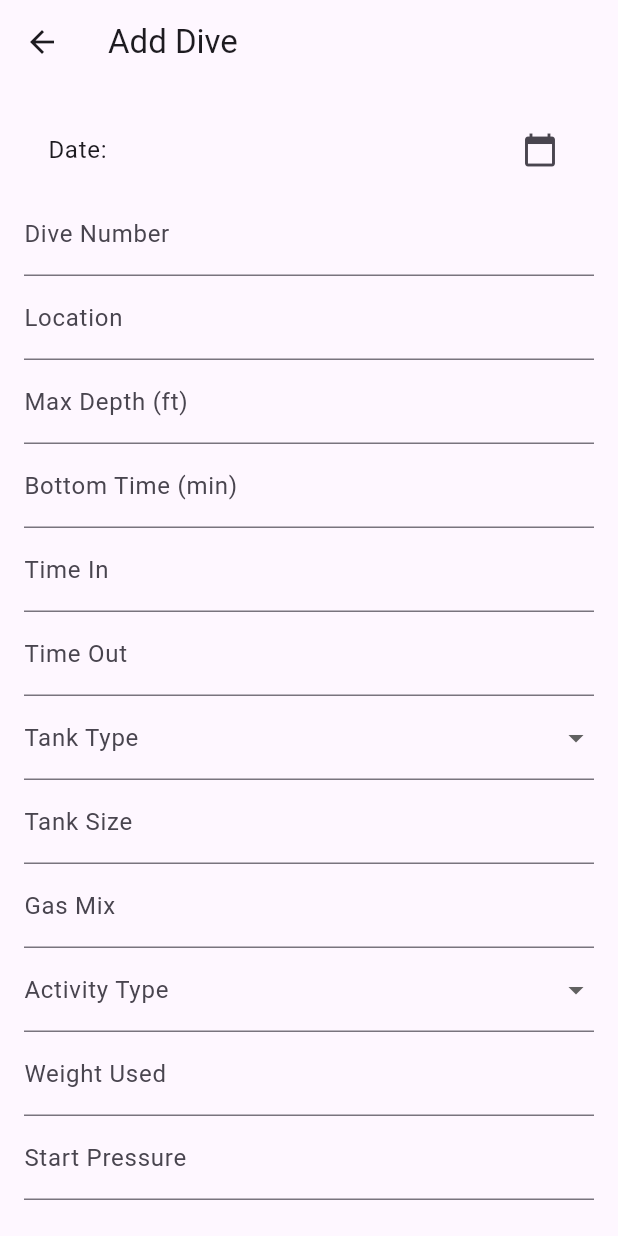
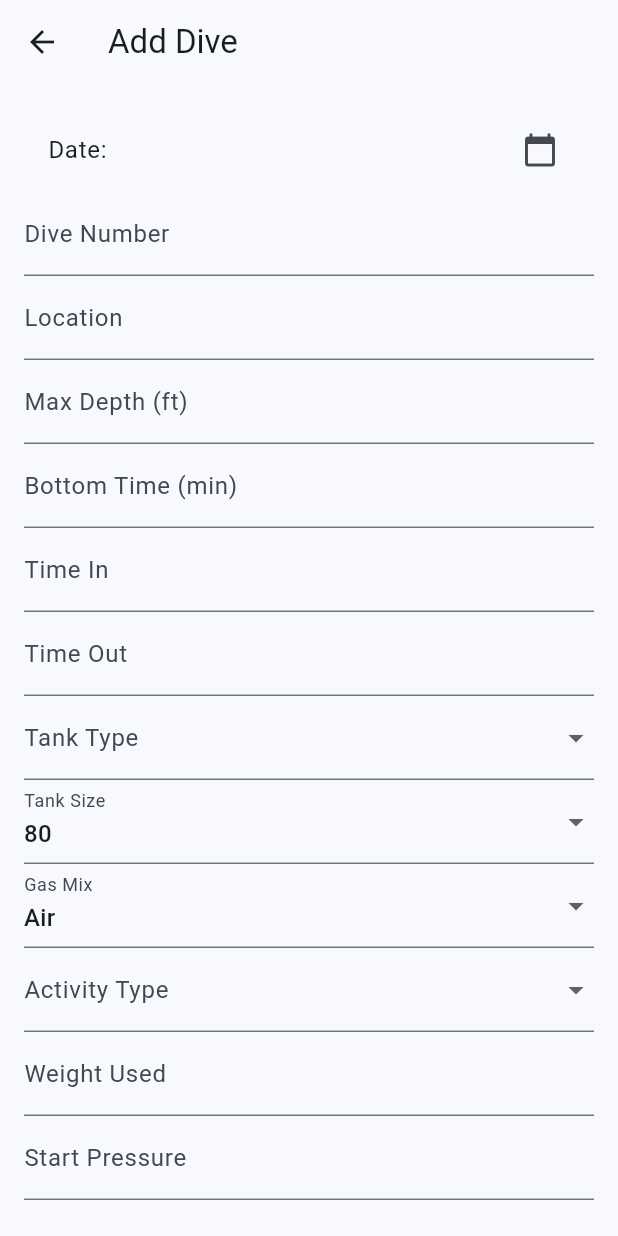
Before and after one commit to grizzlib/divelog, a Flutter app: the screen it shows after launch, after a tap on "Add Dive", on a phone screen of 412 x 824 dp. Run offline on Flutter 3.47's test engine with Material 3 defaults, Android fonts, the light colour scheme and no system bars; our stand-ins replace drift; accounts and stored records are empty; generated files the repository leaves out were written again.

Commit message:
Add dashboard and dive dropdown improvements

```diff
--- a/lib/constants/dive_constants.dart
+++ b/lib/constants/dive_constants.dart
@@ -4,7 +4,27 @@
 /// previously could cause a DropdownButtonFormField to throw if a dive's
 /// stored value wasn't present in one screen's local copy of the list.
 class DiveConstants {
-  static const List<String> tankTypes = ['Aluminum', 'Steel'];
+  static const List<String> tankTypes = [
+    'Aluminum',
+    'Steel',
+  ];
+
+  static const List<double> tankSizes = [
+    63,
+    80,
+    100,
+    120,
+  ];
+
+  static const double defaultTankSize = 80;
+
+  static const List<String> gasMixes = [
+    'Air',
+    'Nitrox',
+    'Other',
+  ];
+
+  static const String defaultGasMix = 'Air';
 
   static const List<String> activityTypes = [
     'Recreational',
--- a/lib/main.dart
+++ b/lib/main.dart
@@ -1,12 +1,20 @@
-//main.dart
 import 'package:flutter/material.dart';
+
 import 'screens/add_dive_screen.dart';
 import 'screens/dive_list_screen.dart';
+import 'screens/dashboard_screen.dart';
 
+/// App entry point.
+///
+/// Flutter starts here and loads the root widget for the Dive Log app.
 void main() {
   runApp(const MyApp());
 }
 
+/// Root app widget.
+///
+/// This sets up the MaterialApp and tells Flutter which screen should load
+/// first when the app opens.
 class MyApp extends StatelessWidget {
   const MyApp({super.key});
 
@@ -14,11 +22,27 @@ class MyApp extends StatelessWidget {
   Widget build(BuildContext context) {
     return MaterialApp(
       title: 'Dive Log',
+
+      // Basic app theme.
+      // Future change point:
+      // We can customize colors, dark mode, typography, etc. here later.
+      theme: ThemeData(
+        colorScheme: ColorScheme.fromSeed(seedColor: Colors.blue),
+      ),
+
+      // First screen shown when the app opens.
       home: const HomePage(),
     );
   }
 }
 
+/// Main menu screen.
+///
+/// This is the central navigation screen for the app.
+/// From here the user can:
+/// - Add a new dive
+/// - View the dive list
+/// - Open the Phase 2 dashboard
 class HomePage extends StatelessWidget {
   const HomePage({super.key});
 
@@ -26,16 +50,21 @@ class HomePage extends StatelessWidget {
   Widget build(BuildContext context) {
     return Scaffold(
       appBar: AppBar(
-        title: const Text("Dive Log"),
+        title: const Text('Dive Log'),
       ),
+
       body: Center(
+        child: Padding(
+          padding: const EdgeInsets.all(16),
+
           child: Column(
             mainAxisAlignment: MainAxisAlignment.center,
             children: [
+              /// Opens the Add Dive screen.
               ElevatedButton(
-              child: const Text("Add Dive"),
-              onPressed: () {
-                Navigator.push(
+                child: const Text('Add Dive'),
+                onPressed: () async {
+                  await Navigator.push(
                     context,
                     MaterialPageRoute(
                       builder: (_) => const AddDiveScreen(),
@@ -46,10 +75,11 @@ class HomePage extends StatelessWidget {
 
               const SizedBox(height: 20),
 
+              /// Opens the list of saved dives.
               ElevatedButton(
-              child: const Text("View Dives"),
-              onPressed: () {
-                Navigator.push(
+                child: const Text('View Dives'),
+                onPressed: () async {
+                  await Navigator.push(
                     context,
                     MaterialPageRoute(
                       builder: (_) => const DiveListScreen(),
@@ -57,7 +87,27 @@ class HomePage extends StatelessWidget {
                   );
                 },
               ),
+
+              const SizedBox(height: 20),
+
+              /// Opens the Phase 2 Dashboard screen.
+              ///
+              /// Future change point:
+              /// If we add more dashboard sections later, they should be added
+              /// inside dashboard_screen.dart, not here.
+              ElevatedButton(
+                child: const Text('Dashboard'),
+                onPressed: () {
+                  Navigator.push(
+                    context,
+                    MaterialPageRoute(
+                      builder: (_) => const DashboardScreen(),
+                    ),
+                  );
+                },
+              ),
             ],
+          ),
         ),
       ),
     );
--- a/lib/screens/add_dive_screen.dart
+++ b/lib/screens/add_dive_screen.dart
@@ -23,8 +23,6 @@ class _AddDiveScreenState extends State<AddDiveScreen> {
   final _timeInController = TextEditingController();
   final _timeOutController = TextEditingController();
 
-  final _tankSizeController = TextEditingController();
-  final _gasMixController = TextEditingController();
   final _weightUsedController = TextEditingController();
 
   final _startPressureController = TextEditingController();
@@ -33,6 +31,8 @@ class _AddDiveScreenState extends State<AddDiveScreen> {
   final _notesController = TextEditingController();
 
   String? _selectedTankType;
+  double? _selectedTankSize = DiveConstants.defaultTankSize;
+  String? _selectedGasMix = DiveConstants.defaultGasMix;
   String? _selectedActivityType;
 
   @override
@@ -44,8 +44,6 @@ class _AddDiveScreenState extends State<AddDiveScreen> {
       _diveNumberController,
       _timeInController,
       _timeOutController,
-      _tankSizeController,
-      _gasMixController,
       _weightUsedController,
       _startPressureController,
       _endPressureController,
@@ -102,11 +100,9 @@ class _AddDiveScreenState extends State<AddDiveScreen> {
       ),
 
       tankType: Value(_selectedTankType),
-      tankSize: Value(_toDouble(_tankSizeController.text)),
+      tankSize: Value(_selectedTankSize),
 
-      gasMix: Value(
-        _gasMixController.text.isEmpty ? null : _gasMixController.text,
-      ),
+      gasMix: Value(_selectedGasMix),
 
       weightUsed: Value(_toDouble(_weightUsedController.text)),
 
@@ -171,16 +167,16 @@ class _AddDiveScreenState extends State<AddDiveScreen> {
                 controller: _depthController,
                 keyboardType: TextInputType.number,
                 validator: _requiredIntValidator,
-                decoration:
-                    const InputDecoration(labelText: "Max Depth (ft)"),
+                decoration: const InputDecoration(labelText: "Max Depth (ft)"),
               ),
 
               TextFormField(
                 controller: _bottomTimeController,
                 keyboardType: TextInputType.number,
                 validator: _requiredIntValidator,
-                decoration:
-                    const InputDecoration(labelText: "Bottom Time (min)"),
+                decoration: const InputDecoration(
+                  labelText: "Bottom Time (min)",
+                ),
               ),
 
               TextFormField(
@@ -196,21 +192,36 @@ class _AddDiveScreenState extends State<AddDiveScreen> {
               DropdownButtonFormField<String>(
                 value: _selectedTankType,
                 items: DiveConstants.tankTypes
-                    .map((t) => DropdownMenuItem(value: t, child: Text(t)))
+                    .map(
+                      (t) => DropdownMenuItem<String>(value: t, child: Text(t)),
+                    )
                     .toList(),
                 onChanged: (v) => setState(() => _selectedTankType = v),
                 decoration: const InputDecoration(labelText: "Tank Type"),
               ),
 
-              TextFormField(
-                controller: _tankSizeController,
-                keyboardType: TextInputType.number,
-                validator: _optionalDoubleValidator,
+              DropdownButtonFormField<double>(
+                value: _selectedTankSize,
+                items: DiveConstants.tankSizes
+                    .map(
+                      (s) => DropdownMenuItem<double>(
+                        value: s,
+                        child: Text(s.toStringAsFixed(0)),
+                      ),
+                    )
+                    .toList(),
+                onChanged: (v) => setState(() => _selectedTankSize = v),
                 decoration: const InputDecoration(labelText: "Tank Size"),
               ),
 
-              TextFormField(
-                controller: _gasMixController,
+              DropdownButtonFormField<String>(
+                value: _selectedGasMix,
+                items: DiveConstants.gasMixes
+                    .map(
+                      (g) => DropdownMenuItem<String>(value: g, child: Text(g)),
+                    )
+                    .toList(),
+                onChanged: (v) => setState(() => _selectedGasMix = v),
                 decoration: const InputDecoration(labelText: "Gas Mix"),
               ),
 
@@ -220,8 +231,7 @@ class _AddDiveScreenState extends State<AddDiveScreen> {
                     .map((a) => DropdownMenuItem(value: a, child: Text(a)))
                     .toList(),
                 onChanged: (v) => setState(() => _selectedActivityType = v),
-                decoration:
-                    const InputDecoration(labelText: "Activity Type"),
+                decoration: const InputDecoration(labelText: "Activity Type"),
               ),
 
               TextFormField(
@@ -235,8 +245,7 @@ class _AddDiveScreenState extends State<AddDiveScreen> {
                 controller: _startPressureController,
                 keyboardType: TextInputType.number,
                 validator: _optionalIntValidator,
-                decoration:
-                    const InputDecoration(labelText: "Start Pressure"),
+                decoration: const InputDecoration(labelText: "Start Pressure"),
               ),
 
               TextFormField(
--- a/lib/screens/dive_detail_screen.dart
+++ b/lib/screens/dive_detail_screen.dart
@@ -40,7 +40,9 @@ class DiveDetailScreen extends StatelessWidget {
                 context: context,
                 builder: (context) => AlertDialog(
                   title: const Text("Delete Dive?"),
-                  content: const Text("This cannot be undone."),
+                  content: const Text(
+                    "Are you sure you want to delete this dive? This action cannot be undone.",
+                  ),
                   actions: [
                     TextButton(
                       onPressed: () => Navigator.pop(context, false),
```
Also changed, not shown: lib/screens/dashboard_screen.dart (added, +99 -0 lines), lib/screens/edit_dive_screen.dart (+64 -54 lines). Lines whose indentation alone changed are shown as unchanged.
